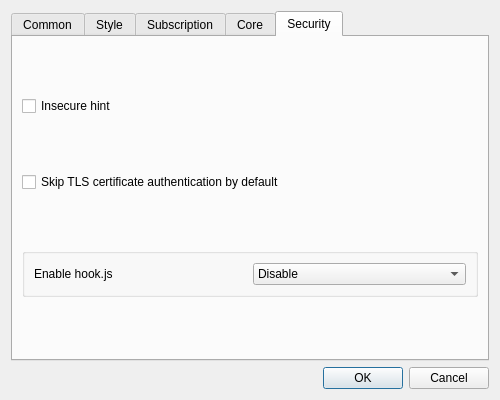
Qt form ui/dialog_basic_settings.ui (MatsuriDayo/nekoray) before a commit.
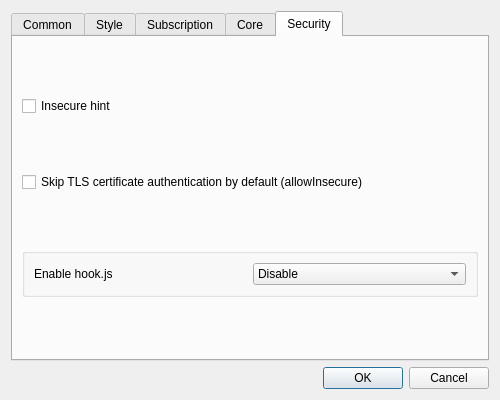
The same form after that commit. The open tabs and pages were chosen to show the change. Custom widgets are drawn as their Qt base class.

Diff of the .ui file:
```diff
--- a/ui/dialog_basic_settings.ui
+++ b/ui/dialog_basic_settings.ui
@@ -659,7 +659,7 @@
        <item>
         <widget class="QCheckBox" name="skip_cert">
          <property name="text">
-          <string>Skip TLS certificate authentication by default</string>
+          <string>Skip TLS certificate authentication by default (allowInsecure)</string>
          </property>
         </widget>
        </item>
```
